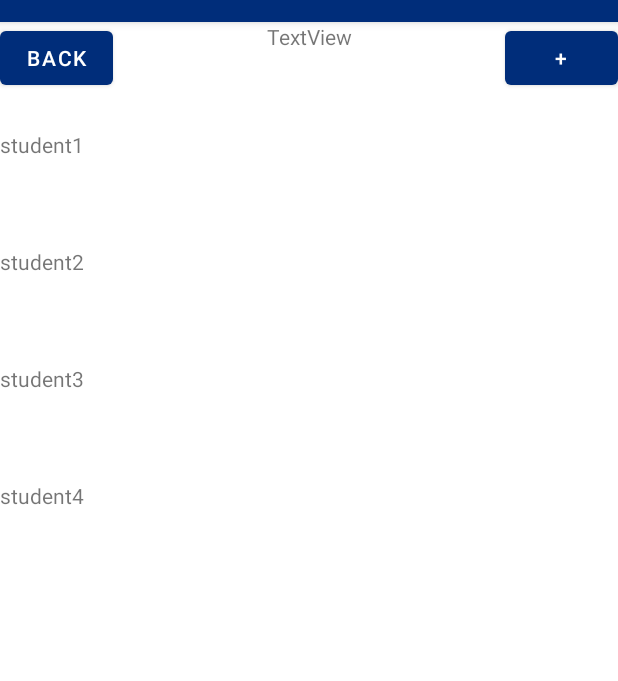
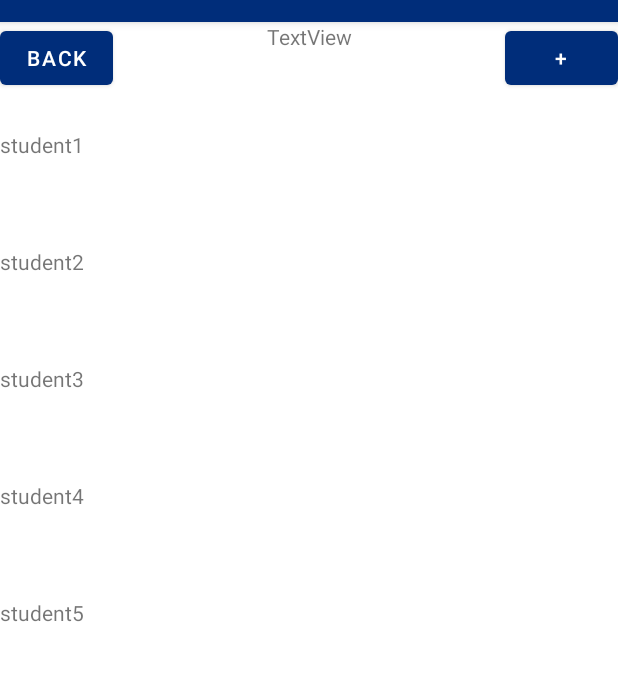
Before and after one commit to AndreyMAI-github/MAI_Student_Attender, an Android app: the GroupEditor screen opened directly, with no data from a screen before it, on a phone screen of 412 x 824 dp, the part 62-743 px from its top. Run offline under Robolectric (Android 15) with nearby library versions, the phone set to English and light mode, and no system bars.

Commit message:
redacted group editor

```diff
--- a/app/src/main/res/layout/activity_group_editor.xml
+++ b/app/src/main/res/layout/activity_group_editor.xml
@@ -94,6 +94,7 @@
     </androidx.constraintlayout.widget.ConstraintLayout>
 
     <androidx.constraintlayout.widget.ConstraintLayout
+        android:id="@+id/constraintLayout7"
         android:layout_width="match_parent"
         android:layout_height="68dp"
         android:layout_marginTop="10dp"
@@ -113,4 +114,24 @@
             app:layout_constraintTop_toTopOf="parent" />
     </androidx.constraintlayout.widget.ConstraintLayout>
 
+    <androidx.constraintlayout.widget.ConstraintLayout
+        android:layout_width="match_parent"
+        android:layout_height="68dp"
+        android:layout_marginTop="10dp"
+        app:layout_constraintEnd_toEndOf="parent"
+        app:layout_constraintStart_toStartOf="parent"
+        app:layout_constraintTop_toBottomOf="@+id/constraintLayout7"
+        tools:layout_height="wrap_content">
+
+        <TextView
+            android:id="@+id/text_student5"
+            android:layout_width="match_parent"
+            android:layout_height="40dp"
+            android:text="student5"
+            app:layout_constraintBottom_toBottomOf="parent"
+            app:layout_constraintEnd_toEndOf="parent"
+            app:layout_constraintStart_toStartOf="parent"
+            app:layout_constraintTop_toTopOf="parent" />
+    </androidx.constraintlayout.widget.ConstraintLayout>
+
 </androidx.constraintlayout.widget.ConstraintLayout>
```
